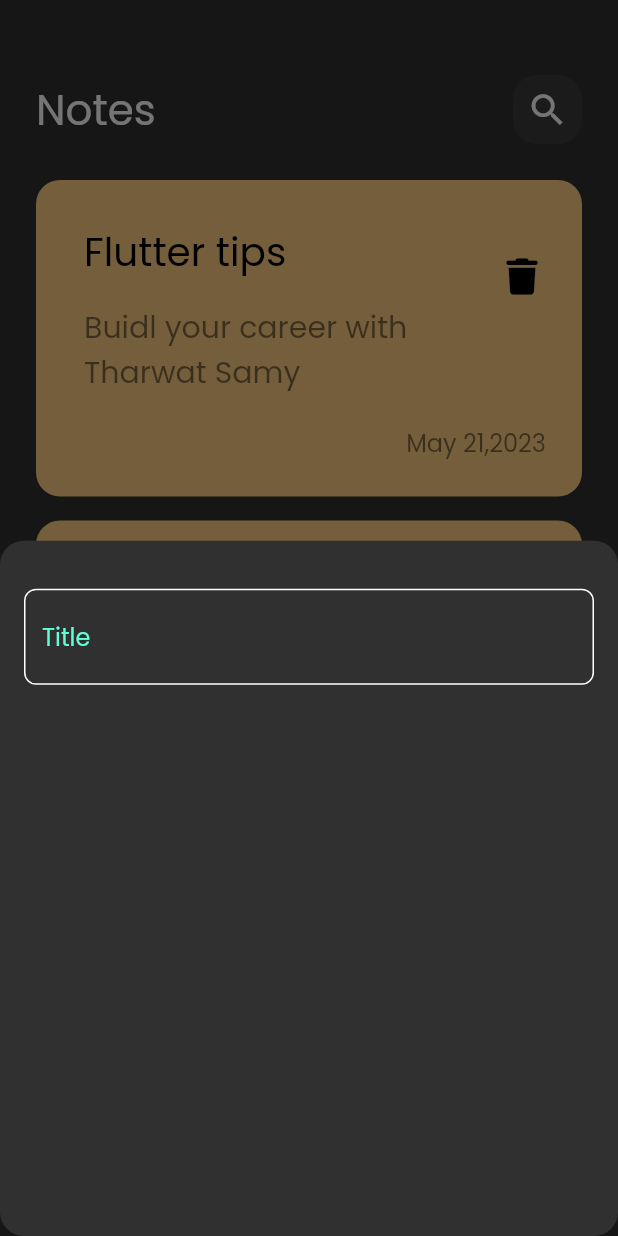
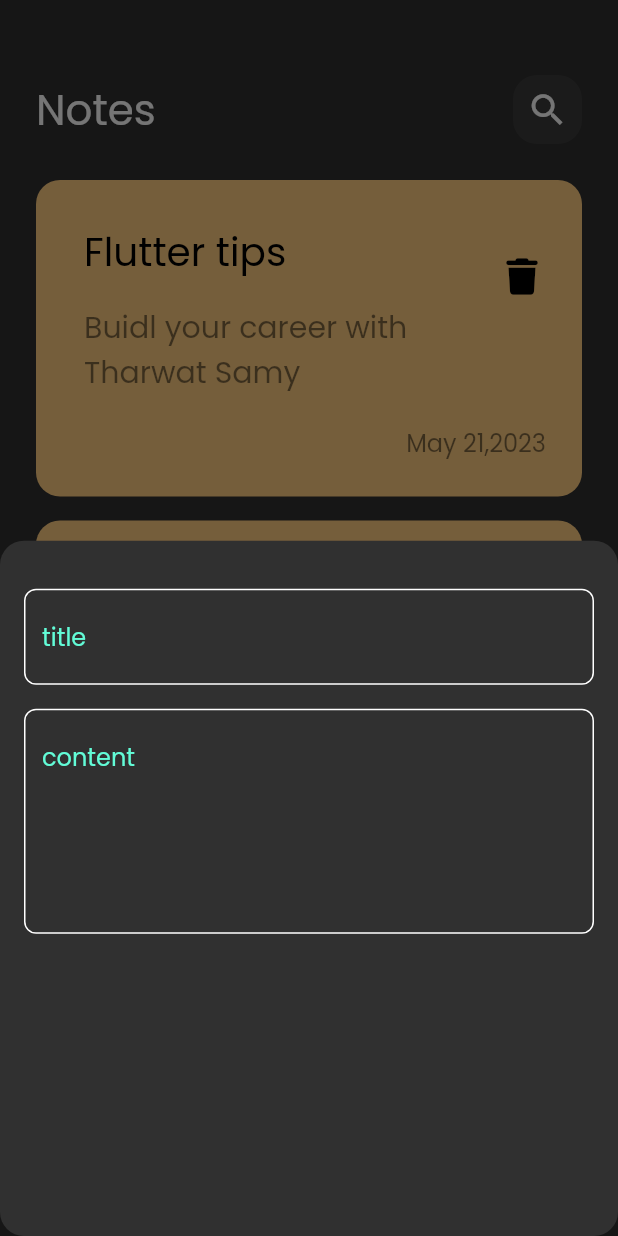
Before and after one commit to sahar1020/notse_app, a Flutter app: the screen it shows after launch, after a tap on the "add" icon, on a phone screen of 412 x 824 dp. Run offline on Flutter 3.47's test engine with Material 2 defaults, Android fonts, the phone set to English and light mode, and no system bars; our stand-ins replace font_awesome_flutter.

Commit message:
add field to botton sheet

```diff
--- a/lib/views/widgets/custom_Add_note_bottom_sheet.dart
+++ b/lib/views/widgets/custom_Add_note_bottom_sheet.dart
@@ -7,11 +7,22 @@ class AddNoteBottomSheet extends StatelessWidget {
   @override
   Widget build(BuildContext context) {
     return const Padding(
-      padding:  EdgeInsets.symmetric(horizontal: 16),
+      padding: EdgeInsets.symmetric(horizontal: 16),
       child: Column(
         children: [
-          SizedBox(height: 32,),
-          CustomTextField(),
+          SizedBox(
+            height: 32,
+          ),
+          CustomTextField(
+            hint: 'title',
+          ),
+          SizedBox(
+            height: 16,
+          ),
+          CustomTextField(
+            hint: 'content',
+            maxlines: 5,
+          ),
         ],
       ),
     );
--- a/lib/views/widgets/custom_text_field.dart
+++ b/lib/views/widgets/custom_text_field.dart
@@ -2,14 +2,16 @@ import 'package:flutter/material.dart';
 import 'package:notes_app/constants.dart';
 
 class CustomTextField extends StatelessWidget {
-  const CustomTextField({super.key});
-
+  const CustomTextField({super.key, required this.hint,  this.maxlines=1});
+final String hint;
+final int maxlines;
   @override
   Widget build(BuildContext context) {
     return TextField(
+      maxLines: maxlines,
       cursorColor: kPrimaryColor,
       decoration: InputDecoration(
-        hintText: 'Title',
+        hintText: hint,
         hintStyle:const TextStyle(color: kPrimaryColor),
         border: buildBorder(),
         enabledBorder: buildBorder(),
```
Also changed, not shown: lib/main.dart (+34 -0 lines).
